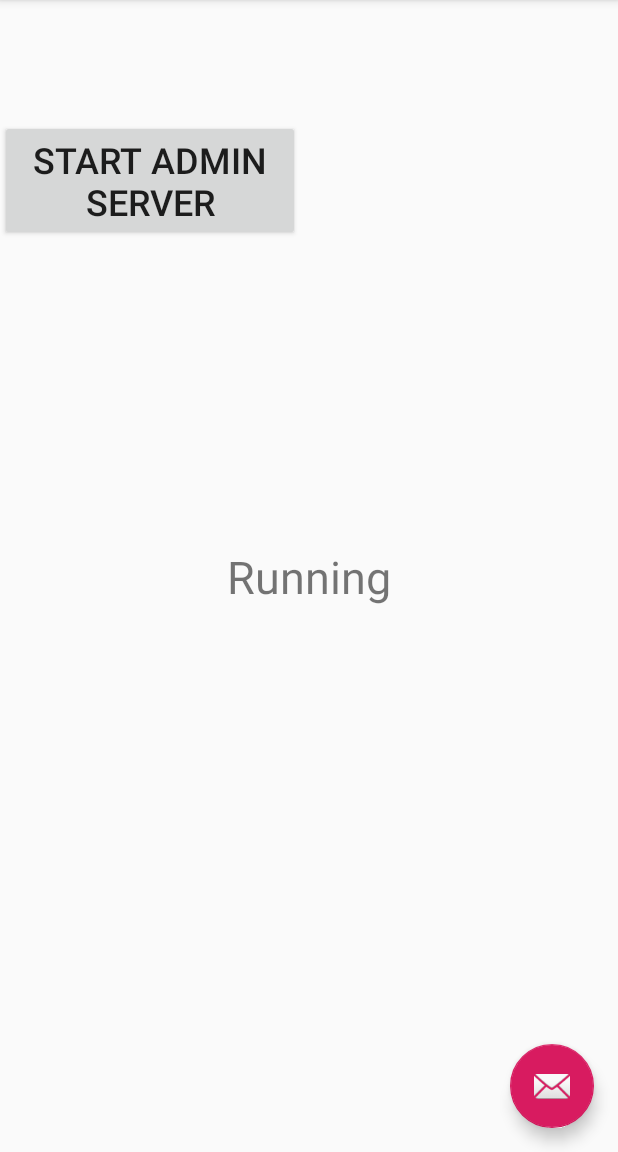
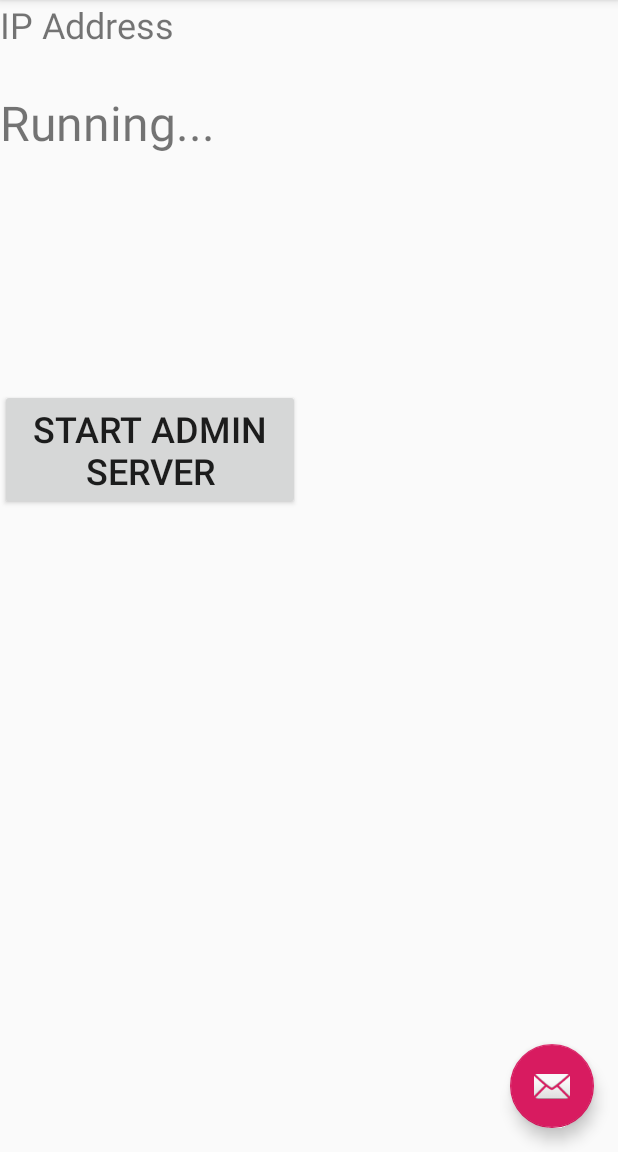
Before and after one commit to ErikOwsiak/Arduino-Web-Bridge, an Android app: the screen it shows after launch (MainActivity), after a tap on "START ADMIN SERVER", on a phone screen of 412 x 824 dp, the part 84-1236 px from its top. Run offline under Robolectric (Android 15) with nearby library versions, the phone set to English and light mode, and no system bars; network calls fail.

Commit message:
ip stuff

```diff
--- a/AndroidWebGate/app/src/main/java/tech/infomatrix/arduinowebgate/MainActivity.java
+++ b/AndroidWebGate/app/src/main/java/tech/infomatrix/arduinowebgate/MainActivity.java
@@ -13,6 +13,7 @@ import android.widget.Button;
 import android.widget.TextView;
 
 import java.io.IOException;
+import java.net.SocketException;
 
 import static java.lang.System.out;
 
@@ -21,6 +22,7 @@ public class MainActivity extends AppCompatActivity {
 
     private Button btnStart;
     private TextView tvFeedback;
+    private TextView tvIPAddress;
     private WebBox webBox;
     private UartGate uartGate;
 
@@ -43,26 +45,30 @@ public class MainActivity extends AppCompatActivity {
 
         /* - - */
         this.tvFeedback = (TextView) findViewById(R.id.tvFeedback);
+        this.tvIPAddress = (TextView) findViewById(R.id.tvIPAddress);
         this.btnStart = (Button) findViewById(R.id.btnStart);
 
         /* - - */
-        WebBox.ctx = this.getApplicationContext();
-        this.webBox = new WebBox();
+        try {
 
-        /* - - */
-        UartGate.ctx = this.getApplicationContext();
-        this.uartGate = new UartGate();
+            /* - - */
+            WebBox.ctx = this.getApplicationContext();
+            this.webBox = new WebBox();
 
-        /* - - */
-        try {
+            /* - - */
+            UartGate.ctx = this.getApplicationContext();
+            this.uartGate = new UartGate();
+
             if (this.webBox.isSetup())
                 out.println(" +++ setup done +++ ");
             else
                 this.webBox.runSetup();
-        }catch (IOException e) {
+
+        } catch (IOException e) {
+            out.println(e.toString());
+        } catch (Exception e) {
             out.println(e.toString());
         }
-
     }
 
     @Override
@@ -90,12 +96,15 @@ public class MainActivity extends AppCompatActivity {
 
     /* button click button */
     public void btnStartClick(View v) {
-        out.println("btnStartClick");
-        this.tvFeedback.setText("Running");
+        /* - - */
+        this.tvFeedback.setText("Running...");
         /* start server */
         try {
-            //this.webBox.start();
             this.webBox.startAdminServer();
+            if (this.webBox.setLocalAddress())
+                this.tvIPAddress.setText("YourIP: " + WebBox.ipAddress);
+            /* refresh */
+            v.invalidate();
         } catch (Exception e) {
             out.println("e: " + e.toString());
         }
--- a/AndroidWebGate/app/src/main/java/tech/infomatrix/arduinowebgate/WebBox.java
+++ b/AndroidWebGate/app/src/main/java/tech/infomatrix/arduinowebgate/WebBox.java
@@ -4,6 +4,7 @@ package tech.infomatrix.arduinowebgate;
 import android.content.Context;
 import android.net.wifi.WifiManager;
 import android.os.Environment;
+import android.os.WorkSource;
 import android.widget.TextView;
 
 import java.io.BufferedReader;
@@ -11,8 +12,14 @@ import java.io.File;
 import java.io.FileReader;
 import java.io.FileWriter;
 import java.io.IOException;
+import java.net.Inet4Address;
+import java.net.InetAddress;
+import java.net.NetworkInterface;
 import java.net.ServerSocket;
+import java.net.SocketException;
+import java.util.Collections;
 import java.util.Date;
+import java.util.List;
 
 import static java.lang.System.out;
 
@@ -25,9 +32,11 @@ public class WebBox {
     final public static String appConfName = "app.conf";
     final public static String isFakeSD = (Environment.isExternalStorageEmulated()) ? "Yes" : "No";
 
-    public static Context ctx;
-    public static File appDir;
-    public TextView tvFeedback;
+    public static Context ctx = null;
+    public static File appDir = null;
+    public static String ipAddress = null;
+    public static Thread adminThread = null;
+    public TextView tvFeedback = null;
 
     private ServerSocket adminSocket;
 
@@ -39,22 +48,23 @@ public class WebBox {
     }
 
     public void startAdminServer() {
-        Thread t = new Thread(new Runnable() {
+        /* - - */
+        WebBox.adminThread = new Thread(new Runnable() {
             @Override
             public void run() {
                 try {
                     ServerSocket adminSocket = new ServerSocket(WebBox.adminPort);
-                    out.println(adminSocket.getLocalSocketAddress());
-                    WifiManager wm = (WifiManager)WebBox.ctx.getSystemService(Context.WIFI_SERVICE);
+                    //out.println(adminSocket.getLocalSocketAddress());
+                    WifiManager wm = (WifiManager) WebBox.ctx.getSystemService(Context.WIFI_SERVICE);
                     String msg = "Admin server started.\n" +
                             "On IP: " + adminSocket.getInetAddress().getHostAddress() + "\n" +
                             "On port : " + WebBox.adminPort + "\n" +
                             "MAC: " + wm.getConnectionInfo().getMacAddress() + "\n";
-                    out.println(msg);
+                    //out.println(msg);
                     while (true) {
-                        WebBoxAdminThread adminThread =
+                        WebBoxAdminThread adminRequestThread =
                                 new WebBoxAdminThread(adminSocket.accept());
-                        Thread t = new Thread(adminThread);
+                        Thread t = new Thread(adminRequestThread);
                         t.start();
                     }
                 } catch (IOException e) {
@@ -65,7 +75,7 @@ public class WebBox {
             }
         });
         /* - - */
-        t.start();
+        WebBox.adminThread.start();
     }
 
     public Boolean isSetup() {
@@ -143,4 +153,33 @@ public class WebBox {
     public static void appLog(String msg){
         out.println(msg);
     }
+
+    public Boolean setLocalAddress() throws SocketException {
+
+        Boolean rval = false;
+        List<NetworkInterface> interfaces =
+                Collections.list(NetworkInterface.getNetworkInterfaces());
+        try {
+
+            for (NetworkInterface ni : interfaces) {
+                if (!ni.getName().equals("wlan0"))
+                    continue;
+                List<InetAddress> iads = Collections.list(ni.getInetAddresses());
+                for (InetAddress iad : iads) {
+                    if (iad.isLoopbackAddress())
+                        continue;
+                    if (iad.isSiteLocalAddress()) {
+                        WebBox.ipAddress = iad.getHostAddress();
+                        rval = true;
+                    }
+                }
+            }
+
+        } catch (Exception e) {
+            WebBox.appLog(e.toString());
+        }
+
+        return rval;
+
+    }
 }
--- a/AndroidWebGate/app/src/main/res/layout/content_main.xml
+++ b/AndroidWebGate/app/src/main/res/layout/content_main.xml
@@ -1,33 +1,35 @@
 <?xml version="1.0" encoding="utf-8"?>
-<android.support.constraint.ConstraintLayout xmlns:android="http://schemas.android.com/apk/res/android"
+<LinearLayout xmlns:android="http://schemas.android.com/apk/res/android"
     xmlns:app="http://schemas.android.com/apk/res-auto"
     xmlns:tools="http://schemas.android.com/tools"
-    android:layout_width="match_parent"
-    android:layout_height="match_parent"
+    android:layout_width="wrap_content"
+    android:layout_height="wrap_content"
+    android:orientation="vertical"
     app:layout_behavior="@string/appbar_scrolling_view_behavior"
     tools:context=".MainActivity"
     tools:showIn="@layout/activity_main">
 
     <TextView
+        android:id="@+id/tvIPAddress"
+        android:layout_width="320dp"
+        android:layout_height="60dp"
+        android:text="IP Address"
+        android:textSize="24sp" />
+
+    <TextView
         android:id="@+id/tvFeedback"
         android:layout_width="wrap_content"
         android:layout_height="wrap_content"
-        android:text="Arduino Web Gate"
-        android:textSize="30sp"
-        app:layout_constraintBottom_toBottomOf="parent"
-        app:layout_constraintLeft_toLeftOf="parent"
-        app:layout_constraintRight_toRightOf="parent"
-        app:layout_constraintTop_toTopOf="parent" />
+        android:text="init text"
+        android:textSize="32sp" />
 
     <Button
         android:id="@+id/btnStart"
         android:layout_width="200dp"
         android:layout_height="wrap_content"
-        android:layout_marginTop="80dp"
+        android:layout_marginTop="156dp"
         android:onClick="btnStartClick"
         android:text="Start Admin Server"
-        android:textSize="24sp"
-        app:layout_constraintTop_toTopOf="parent"
-        tools:layout_editor_absoluteX="100dp" />
+        android:textSize="24sp" />
 
-</android.support.constraint.ConstraintLayout>
+</LinearLayout>
```
